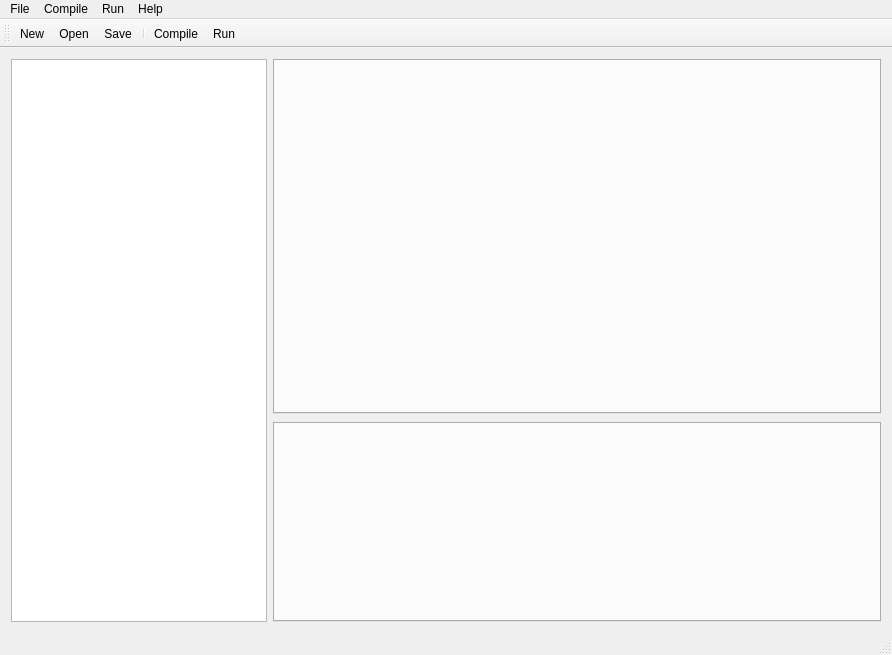
Qt form mainwindow.ui (RunheZH/SCAPES) before a commit.
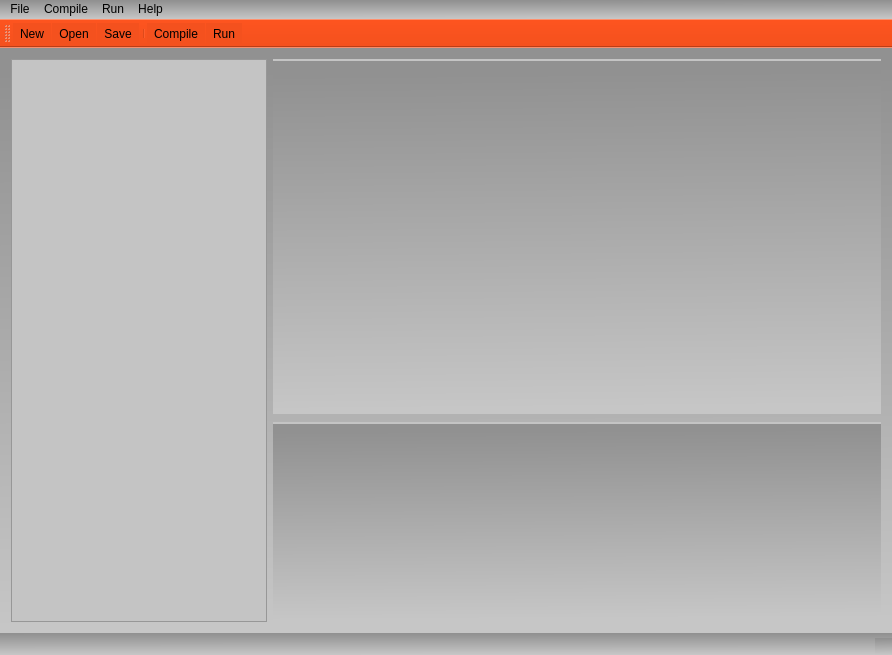
The same form after that commit. Icons and pictures are not drawn.

Commit message: interface - add some ugly color, may change later

```diff
--- a/mainwindow.ui
+++ b/mainwindow.ui
@@ -13,12 +13,69 @@
   <property name="windowTitle">
    <string>MainWindow</string>
   </property>
+  <property name="styleSheet">
+   <string notr="true">background-color: qlineargradient(spread:pad, x1:0.502538, y1:0.034, x2:0.517766, y2:0.983, stop:0 rgba(145, 145, 145, 255), stop:1 rgba(198, 198, 198, 255));</string>
+  </property>
   <widget class="QWidget" name="centralWidget">
    <layout class="QGridLayout" name="gridLayout">
     <item row="0" column="1">
      <layout class="QVBoxLayout" name="verticalLayout">
       <item>
        <widget class="QTabWidget" name="tabWidget">
+        <property name="styleSheet">
+         <string notr="true">QTabWidget::pane {
+    border-top: 2px solid rgb(196, 196, 196);
+}
+
+QTabWidget::tab-bar {
+    left: 5px;
+}
+
+QTabBar::tab {
+    background: qlineargradient(spread:pad, x1:0.5, y1:0, x2:0.5, y2:1, stop:0 rgba(244, 81, 30, 255), stop:1 rgba(249, 168, 142, 255));
+    border: 2px solid rgb(246,110,67);
+    border-bottom-color: rgb(246,110,67);
+    border-top-left-radius: 4px;
+    border-top-right-radius: 4px;
+    min-width: 13ex;
+    padding: 3px;
+	font: 75 11pt &quot;Source Code Pro&quot;;
+}
+
+QTabBar::tab:hover {
+    background: qlineargradient(spread:pad, x1:0.5, y1:0, x2:0.5, y2:1, stop:0 rgba(249, 168, 142, 255), stop:1 rgba(244, 81, 30, 255));
+}
+
+QTabBar::tab:selected {
+	background: qlineargradient(spread:pad, x1:0.5, y1:0, x2:0.5, y2:1, stop:0 rgba(224,62,11,255), stop:1 rgba(248,139,105,255));
+    border-color: rgb(243,67,12);
+    border-bottom-color: rgb(243,67,12);
+}
+
+QTabBar::tab:!selected {
+    margin-top: 2px;
+}
+
+QTabBar::tab:selected {
+    margin-left: -4px;
+    margin-right: -4px;
+}
+
+QTabBar::tab:first:selected {
+    margin-left: 0; /* the first selected tab has nothing to overlap with on the left */
+}
+
+QTabBar::tab:last:selected {
+    margin-right: 0; /* the last selected tab has nothing to overlap with on the right */
+}
+
+QTabBar::tab:only-one {
+    margin: 0; /* if there is only one tab, we don't want overlapping margins */
+}
+
+
+</string>
+        </property>
         <property name="tabShape">
          <enum>QTabWidget::Triangular</enum>
         </property>
@@ -48,6 +105,36 @@
           <verstretch>0</verstretch>
          </sizepolicy>
         </property>
+        <property name="styleSheet">
+         <string notr="true">QTreeView {
+    background-color: rgb(196, 196, 196);
+}
+
+QTreeView {
+    show-decoration-selected: 1;
+}
+
+QTreeView::item {
+    border: 1px solid rgb(142, 141, 141);
+    border-top-color: transparent;
+    border-bottom-color: transparent;
+}
+
+QTreeView::item:hover {
+    background: qlineargradient(spread:pad, x1:0.5, y1:0, x2:0.5, y2:1, stop:0 rgba(244, 81, 30, 255), stop:1 rgba(249, 168, 142, 255));
+    border: 1px solid rgb(243, 67, 12);
+}
+
+QTreeView::item:selected {
+    border: 1px solid rgba(243, 67, 12, 179);
+}
+
+QTreeView::item:selected:active{
+    background: rgb(243, 67, 12);
+	border: 1px solid rgb(243, 67, 12);
+}
+QTreeView{selection-background-color: rgba(243, 67, 12, 0);}</string>
+        </property>
        </widget>
       </item>
      </layout>
@@ -72,7 +159,58 @@
          </size>
         </property>
         <property name="styleSheet">
-         <string notr="true">QTabBar::tab{height:20px; width:150px; font:12pt}</string>
+         <string notr="true">QTabWidget::pane {
+    border-top: 2px solid rgb(196, 196, 196);
+}
+
+QTabWidget::tab-bar {
+    left: 5px;
+}
+
+QTabBar::tab {
+    background: qlineargradient(spread:pad, x1:0.5, y1:0, x2:0.5, y2:1, stop:0 rgba(244, 81, 30, 255), stop:1 rgba(249, 168, 142, 255));
+    border: 2px solid rgb(246,110,67);
+    border-bottom-color: rgb(246,110,67);
+    border-top-left-radius: 4px;
+    border-top-right-radius: 4px;
+    min-width: 20ex;
+    padding: 3px;
+	font: 75 12pt &quot;Source Code Pro&quot;;
+}
+
+QTabBar::tab:hover {
+    background: qlineargradient(spread:pad, x1:0.5, y1:0, x2:0.5, y2:1, stop:0 rgba(249, 168, 142, 255), stop:1 rgba(244, 81, 30, 255));
+}
+
+QTabBar::tab:selected {
+	background: qlineargradient(spread:pad, x1:0.5, y1:0, x2:0.5, y2:1, stop:0 rgba(224,62,11,255), stop:1 rgba(248,139,105,255));
+    border-color: rgb(243,67,12);
+    border-bottom-color: rgb(243,67,12);
+}
+
+QTabBar::tab:!selected {
+    margin-top: 2px;
+}
+
+QTabBar::tab:selected {
+    margin-left: -4px;
+    margin-right: -4px;
+}
+
+QTabBar::tab:first:selected {
+    margin-left: 0; /* the first selected tab has nothing to overlap with on the left */
+}
+
+QTabBar::tab:last:selected {
+    margin-right: 0; /* the last selected tab has nothing to overlap with on the right */
+}
+
+QTabBar::tab:only-one {
+    margin: 0; /* if there is only one tab, we don't want overlapping margins */
+}
+
+
+</string>
         </property>
         <property name="tabShape">
          <enum>QTabWidget::Triangular</enum>
@@ -139,6 +277,12 @@
    <addaction name="menuSettings"/>
   </widget>
   <widget class="QToolBar" name="mainToolBar">
+   <property name="autoFillBackground">
+    <bool>false</bool>
+   </property>
+   <property name="styleSheet">
+    <string notr="true">background-color: rgb(244, 81, 30);</string>
+   </property>
    <attribute name="toolBarArea">
     <enum>TopToolBarArea</enum>
    </attribute>
```
The commit also changes 4 other files.
